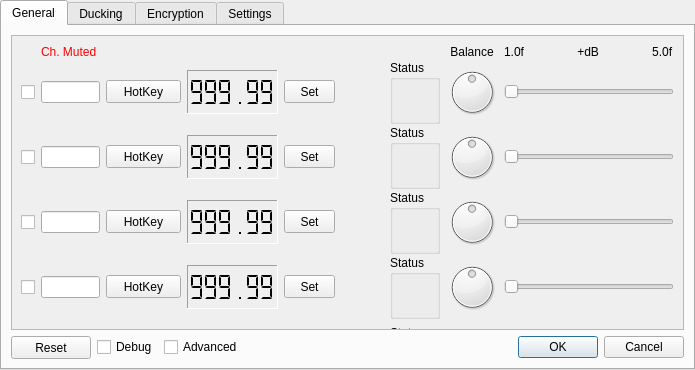
Before: the Qt Designer form src/channels.ui in Mattyzero/krtcomms, drawn with Qt 5.
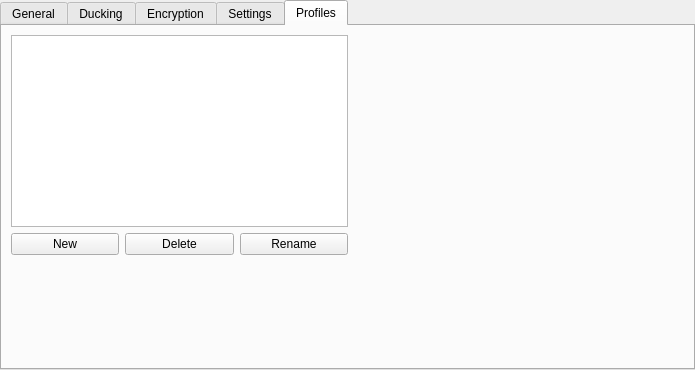
After: the same form once the commit is applied. The open tabs and pages were chosen to show the change. Custom widgets are drawn as their Qt base class.

Commit message: Encryption fix, Update Freq. on Channel edited, Draw lock if encrypted, toggle radio on QEditableLabel click, Reset Button Tooltip, Profiles

```diff
--- a/src/channels.ui
+++ b/src/channels.ui
@@ -111,7 +111,7 @@
                <number>0</number>
               </property>
               <item>
-               <layout class="QGridLayout" name="gridLayout" columnminimumwidth="0,0,0,0,100,0,0,156">
+               <layout class="QGridLayout" name="gridLayout" columnminimumwidth="0,70,0,0,100,0,0,156">
                 <property name="verticalSpacing">
                  <number>1</number>
                 </property>
@@ -998,16 +998,44 @@
                  </widget>
                 </item>
                 <item row="1" column="1">
-                 <widget class="QEditableLabel" name="lineedit_1"/>
+                 <widget class="QEditableLabel" name="lineedit_1">
+                  <property name="minimumSize">
+                   <size>
+                    <width>0</width>
+                    <height>23</height>
+                   </size>
+                  </property>
+                 </widget>
                 </item>
                 <item row="2" column="1">
-                 <widget class="QEditableLabel" name="lineedit_2"/>
+                 <widget class="QEditableLabel" name="lineedit_2">
+                  <property name="minimumSize">
+                   <size>
+                    <width>0</width>
+                    <height>23</height>
+                   </size>
+                  </property>
+                 </widget>
                 </item>
                 <item row="3" column="1">
-                 <widget class="QEditableLabel" name="lineedit_3"/>
+                 <widget class="QEditableLabel" name="lineedit_3">
+                  <property name="minimumSize">
+                   <size>
+                    <width>0</width>
+                    <height>23</height>
+                   </size>
+                  </property>
+                 </widget>
                 </item>
                 <item row="4" column="1">
-                 <widget class="QEditableLabel" name="lineedit_4"/>
+                 <widget class="QEditableLabel" name="lineedit_4">
+                  <property name="minimumSize">
+                   <size>
+                    <width>0</width>
+                    <height>23</height>
+                   </size>
+                  </property>
+                 </widget>
                 </item>
                </layout>
               </item>
@@ -1030,7 +1058,7 @@
                <number>0</number>
               </property>
               <item>
-               <layout class="QGridLayout" name="gridLayout_8" columnminimumwidth="0,0,0,0,100,0,0,156">
+               <layout class="QGridLayout" name="gridLayout_8" columnminimumwidth="0,70,0,0,100,0,0,156">
                 <property name="verticalSpacing">
                  <number>1</number>
                 </property>
@@ -2466,6 +2494,77 @@
        </item>
       </layout>
      </widget>
+     <widget class="QWidget" name="profiles_tab">
+      <property name="sizePolicy">
+       <sizepolicy hsizetype="Expanding" vsizetype="Expanding">
+        <horstretch>0</horstretch>
+        <verstretch>0</verstretch>
+       </sizepolicy>
+      </property>
+      <attribute name="title">
+       <string>Profiles</string>
+      </attribute>
+      <layout class="QGridLayout" name="gridLayout_12">
+       <item row="3" column="0">
+        <spacer name="verticalSpacer_3">
+         <property name="orientation">
+          <enum>Qt::Vertical</enum>
+         </property>
+         <property name="sizeHint" stdset="0">
+          <size>
+           <width>20</width>
+           <height>40</height>
+          </size>
+         </property>
+        </spacer>
+       </item>
+       <item row="0" column="0">
+        <layout class="QGridLayout" name="gridLayout_11">
+         <item row="0" column="0">
+          <widget class="QListWidget" name="profiles_list"/>
+         </item>
+        </layout>
+       </item>
+       <item row="2" column="0">
+        <layout class="QHBoxLayout" name="horizontalLayout_2">
+         <item>
+          <widget class="QPushButton" name="profile_new">
+           <property name="text">
+            <string>New</string>
+           </property>
+          </widget>
+         </item>
+         <item>
+          <widget class="QPushButton" name="profile_delete">
+           <property name="text">
+            <string>Delete</string>
+           </property>
+          </widget>
+         </item>
+         <item>
+          <widget class="QPushButton" name="profile_rename">
+           <property name="text">
+            <string>Rename</string>
+           </property>
+          </widget>
+         </item>
+        </layout>
+       </item>
+       <item row="3" column="1">
+        <spacer name="horizontalSpacer_6">
+         <property name="orientation">
+          <enum>Qt::Horizontal</enum>
+         </property>
+         <property name="sizeHint" stdset="0">
+          <size>
+           <width>40</width>
+           <height>20</height>
+          </size>
+         </property>
+        </spacer>
+       </item>
+      </layout>
+     </widget>
     </widget>
    </item>
   </layout>
```
Left out of the diff: 172 changed lines with no effect on the pictures. The commit also changes 8 other files.
